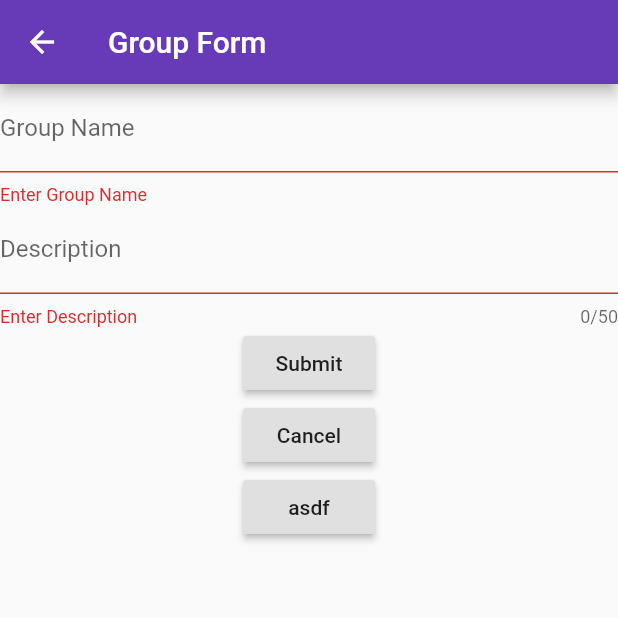
After one commit to GregoryScottSelf/YourMcK, a Flutter app: the CreateAGroup screen opened directly, after a tap on "Submit", on a phone screen of 412 x 824 dp, the top half of it. The commit adds this screen. Run offline on Flutter 3.47's test engine with Material 2 defaults, Android fonts, the phone set to English and light mode, and no system bars; our stand-ins replace cloud_firestore, firebase_auth, flutter_calendar_carousel; accounts and stored records are empty.

Commit message:
Add files via upload

```diff
--- /dev/null
+++ b/lib/CreateAGroup.dart
@@ -0,0 +1,177 @@
+import'package:flutter/material.dart';
+import 'package:cloud_firestore/cloud_firestore.dart';
+import 'package:firebase_auth/firebase_auth.dart';
+import'package:csi380/HomePage.dart';
+
+
+class CreateAGroup extends StatefulWidget
+{
+
+  @override
+  _CreateAGroup createState()=> _CreateAGroup();
+}
+class  _CreateAGroup extends State<CreateAGroup> {
+
+  final GlobalKey<FormState> _formKey = GlobalKey<FormState>();
+  String _name, _description;
+
+  var username=FirebaseAuth.instance.currentUser().toString();
+FirebaseUser user;
+  //user
+//send to db
+  void getUserName()async{
+    //username=FirebaseAuth.instance.currentUser();
+   // print(username.toString());
+   // FirebaseUser user = await FirebaseAuth.instance.currentUser;
+    //user = FirebaseAuth.instance.currentUser;
+    user = await FirebaseAuth.instance.currentUser();
+    SendItBrother();
+
+  }
+
+
+
+
+  Future<Null> userinput()async{
+    await showDialog(
+        context:context,
+        child:new SimpleDialog(
+          title: new Text("Thank you for creating a group! You will be notified after your request is review."),
+          children: <Widget>[
+            new SimpleDialogOption(
+
+
+                child:Center(child: new RaisedButton(
+                    child:new Text(
+                      "Ok",
+                      textAlign: TextAlign.center,
+                    ),
+                    //TODO CHANGE PATH
+                    onPressed:(){Navigator.push(context,MaterialPageRoute(
+                       builder: (BuildContext context) => new HomePage()));}
+                )
+                )
+            )
+          ],
+        )
+
+    );
+  }
+  void SendItBrother() async {
+    Firestore.instance.collection('RequestGroup').document().setData({'GrpName':this._name,'Description':this._description,'Username':user.uid});
+    //Map<String, dynamic> data() =>{
+    //'email': this._email,
+    // };
+  }
+
+  @override
+  Widget build(BuildContext context)
+  {
+    return Scaffold(
+      appBar: AppBar(
+        title: Text('Group Form'),
+
+      ),
+      body: Form(
+          key: _formKey,
+          child: Column(
+            children: <Widget>[
+              TextFormField(
+                validator: (input) {
+                  if(input.isEmpty){
+                    return 'Enter Group Name';
+                  }
+                },
+                decoration: InputDecoration(
+                    labelText: 'Group Name'
+                ),
+                onSaved: (input){this._name =input;},
+              ),
+              TextFormField(
+                maxLength: 50,
+                validator: (input) {
+                  if(input.isEmpty){
+                    return 'Enter Description';
+                  }
+                },
+                decoration: InputDecoration(
+                    labelText: 'Description'
+                ),
+                onSaved: (input){this._description =input;},
+              ),
+              RaisedButton(
+                onPressed: Submit,
+                child: Text('Submit'),
+              ),
+              RaisedButton(
+                onPressed: Cancel,
+                child: Text('Cancel'),
+              ),
+              RaisedButton(
+                onPressed: Cancell,
+                child: Text('asdf'),
+              ),
+            ],
+          )
+      ),
+    );
+
+  }
+  void Cancel(){
+    Navigator.of(context).pop();
+  }
+  void Cancell(){
+    getUserName();
+  }
+  void Submit() async {
+    if(_formKey.currentState.validate()){
+      _formKey.currentState.save();
+      try{
+
+       getUserName();
+       //SendItBrother();
+       userinput();
+        //now that the user has created an account they are sent back to the 'EntryPage'
+        //userinput();
+        //Navigator.of(context).pop();
+        // Navigator.pushReplacement(context, MaterialPageRoute(builder: (context) => EntryPage()));
+
+      }catch(e){
+        /*
+          user input errors for
+           *Bad Formatting
+           *No Entry
+         */
+
+        Future<Null> errormsg()async{
+          await showDialog(
+              context:context,
+              child:new SimpleDialog(
+                title: new Text(e.message),
+                children: <Widget>[
+                  new SimpleDialogOption(
+
+                      child:Center(child: new RaisedButton(
+                          child:new Text(
+                            "Ok",
+                            textAlign: TextAlign.center,
+                          ),
+                          onPressed:(){ Navigator.of(context).pop();}
+                      )
+                      )
+                  )
+                ],
+              )
+
+          );
+
+
+        }
+        errormsg();
+        // print(e.message);
+
+      }
+    }
+  }
+
+}
```
Also changed, not shown: lib/ExistingGroup.dart (added, +156 -0 lines), lib/HomePage.dart (+4 -4 lines), lib/RequestAdmin.dart (+11 -4 lines), lib/SettingsPage.dart (+86 -1 lines).
